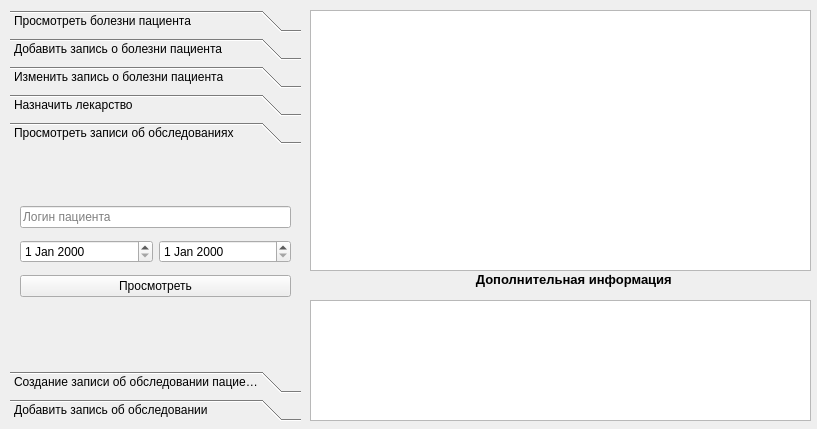
Above: client/gui/ui/doc_window.ui from Banifest/HospitalDB before the change. Below: the same form after it.
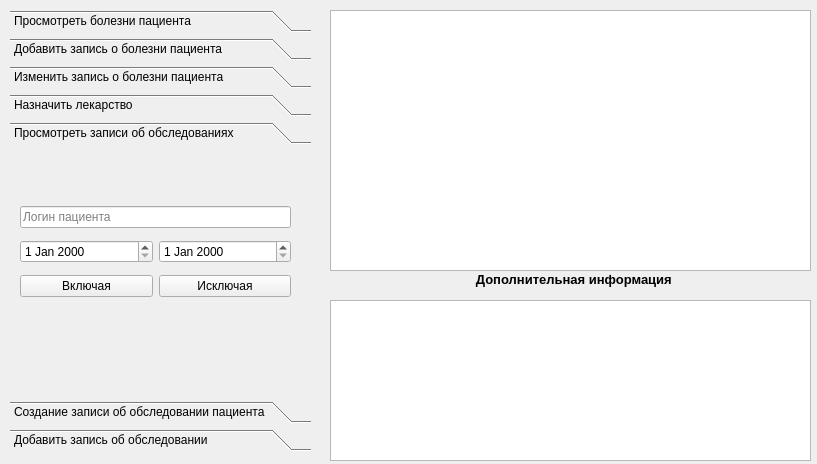
That is the form after the change. The open tabs and pages were chosen to show the change. Icons and pictures are not drawn.

```diff
--- a/client/gui/ui/doc_window.ui
+++ b/client/gui/ui/doc_window.ui
@@ -7,7 +7,7 @@
                 <x>0</x>
                 <y>0</y>
                 <width>817</width>
-                <height>429</height>
+                <height>464</height>
             </rect>
         </property>
         <property name="windowTitle">
@@ -23,8 +23,8 @@
                 <rect>
                     <x>10</x>
                     <y>10</y>
-                    <width>291</width>
-                    <height>411</height>
+                    <width>301</width>
+                    <height>441</height>
                 </rect>
             </property>
             <property name="minimumSize">
@@ -288,8 +288,8 @@
                     <rect>
                         <x>0</x>
                         <y>0</y>
-                        <width>291</width>
-                        <height>222</height>
+                        <width>301</width>
+                        <height>252</height>
                     </rect>
                 </property>
                 <attribute name="label">
@@ -318,10 +318,17 @@
                                 </property>
                             </widget>
                         </item>
-                        <item row="3" column="0" colspan="2">
+                        <item row="3" column="0">
                             <widget class="QPushButton" name="see_exm_button">
                                 <property name="text">
-                                    <string>Просмотреть</string>
+                                    <string>Включая</string>
+                                </property>
+                            </widget>
+                        </item>
+                        <item row="3" column="1">
+                            <widget class="QPushButton" name="see_exclude_exm_button">
+                                <property name="text">
+                                    <string>Исключая</string>
                                 </property>
                             </widget>
                         </item>
@@ -440,9 +447,9 @@
         <widget class="QTableWidget" name="table">
             <property name="geometry">
                 <rect>
-                    <x>310</x>
+                    <x>330</x>
                     <y>10</y>
-                    <width>501</width>
+                    <width>481</width>
                     <height>261</height>
                 </rect>
             </property>
@@ -471,10 +478,10 @@
         <widget class="QTableWidget" name="desc_table">
             <property name="geometry">
                 <rect>
-                    <x>310</x>
+                    <x>330</x>
                     <y>300</y>
-                    <width>501</width>
-                    <height>121</height>
+                    <width>481</width>
+                    <height>161</height>
                 </rect>
             </property>
         </widget>
```
Left out of the diff: 32 changed lines with no effect on the pictures.
